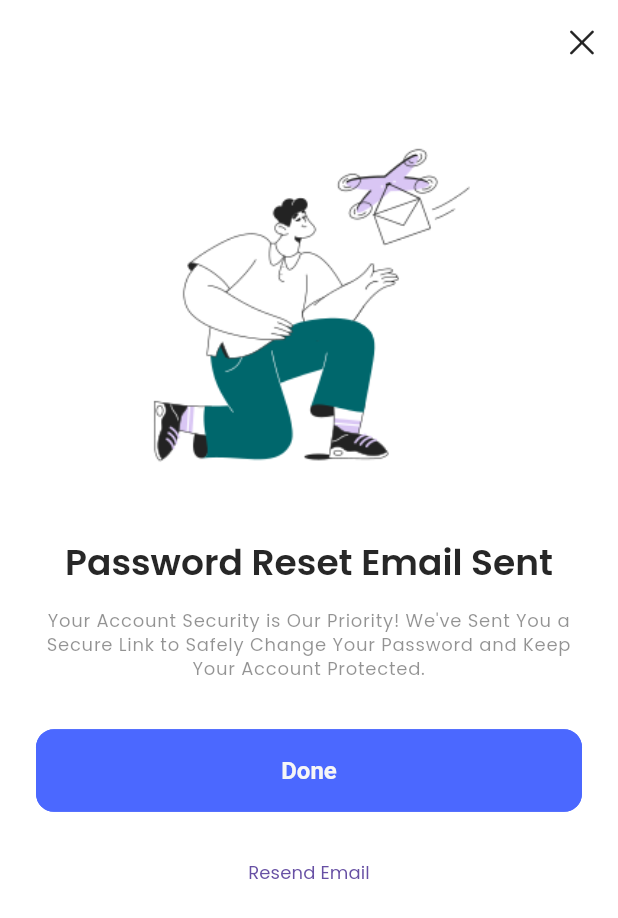
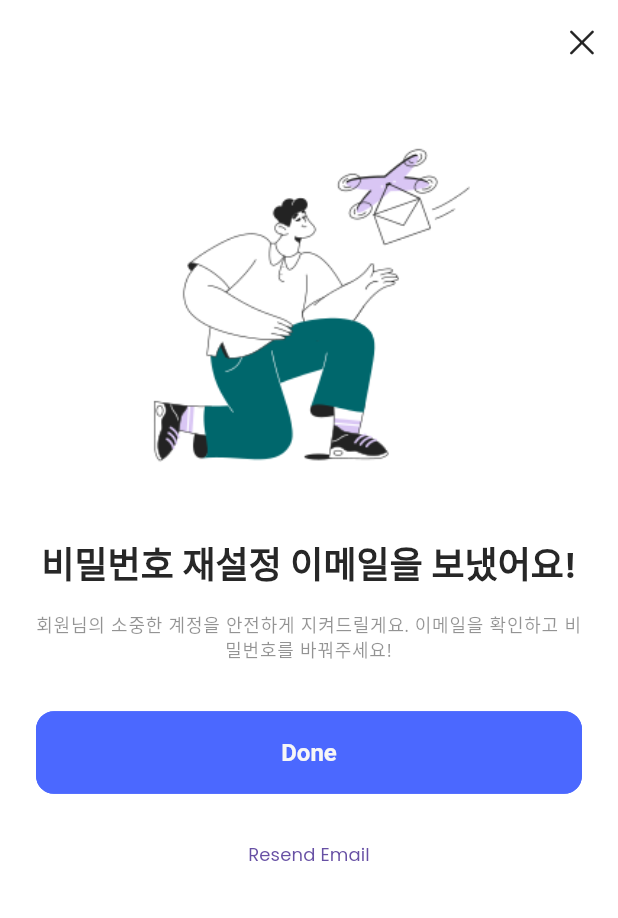
Before and after one commit to kgy119/antsoup, a Flutter app: the ResetPassword screen opened directly, on a phone screen of 412 x 824 dp. Shown: the top 918 px of the screen. Run offline on Flutter 3.47's test engine with Material 3 defaults, Android fonts, the phone set to English and light mode, and no system bars; our stand-ins replace carousel_slider, connectivity_plus, flutter_rating_bar, get, get_storage, iconsax and 3 more; accounts and stored records are empty; project files that could hold a hidden picture were left out.

Commit message:
back-end start

```diff
--- a/lib/common/widgets/login_signup/login_form.dart
+++ b/lib/common/widgets/login_signup/login_form.dart
@@ -26,7 +26,7 @@ class TLoginForm extends StatelessWidget {
             const SizedBox(height: TSizes.spaceBtwInputFields,),
 
             TextFormField(
-              decoration: const InputDecoration(prefixIcon: Icon(Iconsax.direct_right), labelText: TTexts.email, suffixIcon: Icon(Iconsax.eye_slash)),
+              decoration: const InputDecoration(prefixIcon: Icon(Iconsax.direct_right), labelText: TTexts.password, suffixIcon: Icon(Iconsax.eye_slash)),
             ),
             const SizedBox(height: TSizes.spaceBtwInputFields / 2,),
 
--- a/lib/features/authentication/screens/login/login.dart
+++ b/lib/features/authentication/screens/login/login.dart
@@ -28,7 +28,7 @@ class LoginScreen extends StatelessWidget {
 
               ///Divider
               TFormDivider(dividerText: TTexts.orSignInWith.capitalize!),
-              const SizedBox(height: TSizes.spaceBtwSections),
+              const SizedBox(height: TSizes.spaceBtwItems),
 
               ///Footer
               const TSocialButtons()
--- a/lib/utils/constants/image_strings.dart
+++ b/lib/utils/constants/image_strings.dart
@@ -5,7 +5,7 @@
 class TImages {
 
   // -- App Logos
-  static const String darkAppLogo = "assets/logos/splash-logo-black.png";
+  static const String darkAppLogo = "assets/logos/splash-logo-dark.png";
   static const String lightAppLogo = "assets/logos/splash-logo-white.png";
 
   // -- Social Logos
--- a/lib/utils/constants/text_strings.dart
+++ b/lib/utils/constants/text_strings.dart
@@ -12,13 +12,13 @@ class TTexts {
 
 
   // -- OnBoarding Texts
-  static const String onBoardingTitle1 = "Choose your product";
-  static const String onBoardingTitle2 = "Select Payment Method";
-  static const String onBoardingTitle3 = "Deliver at your door step";
+  static const String onBoardingTitle1 = "떡상 주식";
+  static const String onBoardingTitle2 = "매수 가즈아";
+  static const String onBoardingTitle3 = "수익 실현";
 
-  static const String onBoardingSubTitle1 = "Welcome to a World of Limitless Choices - Your Perfect Product Awaits!";
-  static const String onBoardingSubTitle2 = "For Seamless Transactions, Choose Your Payment Path - Your Convenience, Our Priority!";
-  static const String onBoardingSubTitle3 = "From Our Doorstep to Yours - Swift, Secure, and Contactless Delivery!";
+  static const String onBoardingSubTitle1 = "수많은 주식중에 떡상할 주식 선별하기!";
+  static const String onBoardingSubTitle2 = "떡상 주식 선별 후 매수 ㄱㄱ!";
+  static const String onBoardingSubTitle3 = "떡상 후 수익 실현 ㄱㄱ!";
 
 
   // -- Authentication Forms
@@ -44,18 +44,18 @@ class TTexts {
 
 
   // -- Authentication Headings
-  static const String loginTitle = "Welcome back,";
-  static const String loginSubTitle = "Discover Limitless Choices and Unmatched Convenience.";
-  static const String signupTitle = "Let’s create your account";
-  static const String forgetPasswordTitle = "Forget password";
-  static const String forgetPasswordSubTitle = "Don’t worry sometimes people can forget too, enter your email and we will send you a password reset link.";
-  static const String changeYourPasswordTitle = "Password Reset Email Sent";
-  static const String changeYourPasswordSubTitle = "Your Account Security is Our Priority! We've Sent You a Secure Link to Safely Change Your Password and Keep Your Account Protected.";
-  static const String confirmEmail = "Verify your email address!";
-  static const String confirmEmailSubTitle = "Congratulations! Your Account Awaits: Verify Your Email to Start Shopping and Experience a World of Unrivaled Deals and Personalized Offers.";
-  static const String emailNotReceivedMessage = "Didn’t get the email? Check your junk/spam or resend it.";
-  static const String yourAccountCreatedTitle = "Your account successfully created!";
-  static const String yourAccountCreatedSubTitle = "Welcome to Your Ultimate Shopping Destination: Your Account is Created, Unleash the Joy of Seamless Online Shopping!";
+  static const String loginTitle = "환영합니다.";
+  static const String loginSubTitle = "주식 고수들의 모임 개미탕.";
+  static const String signupTitle = "계정을 만들어볼까요?";
+  static const String forgetPasswordTitle = "비밀번호를 잊으셨나요?";
+  static const String forgetPasswordSubTitle = "걱정 마세요! 가끔 그럴 수도 있죠. 이메일을 입력해주시면 비밀번호 재설정 링크를 보내드릴게요.";
+  static const String changeYourPasswordTitle = "비밀번호 재설정 이메일을 보냈어요!";
+  static const String changeYourPasswordSubTitle = "회원님의 소중한 계정을 안전하게 지켜드릴게요. 이메일을 확인하고 비밀번호를 바꿔주세요!";
+  static const String confirmEmail = "이메일을 확인해주세요!";
+  static const String confirmEmailSubTitle = "계정이 거의 완성됐어요! 이메일을 인증하시면, 즐거운 쇼핑 세상이 기다리고 있어요 :)";
+  static const String emailNotReceivedMessage = "이메일이 안 보이시나요? 스팸함을 확인하거나 다시 보내보세요!";
+  static const String yourAccountCreatedTitle = "계정이 만들어졌어요!";
+  static const String yourAccountCreatedSubTitle = "환영합니다! 이제 편리하고 즐거운 쇼핑을 마음껏 즐겨보세요!";
 
 
   // -- Product
```
Also changed, not shown: assets/logos/splash-logo-black.png (deleted), assets/logos/splash-logo-dark.png (added), assets/logos/splash-logo-white.png.
